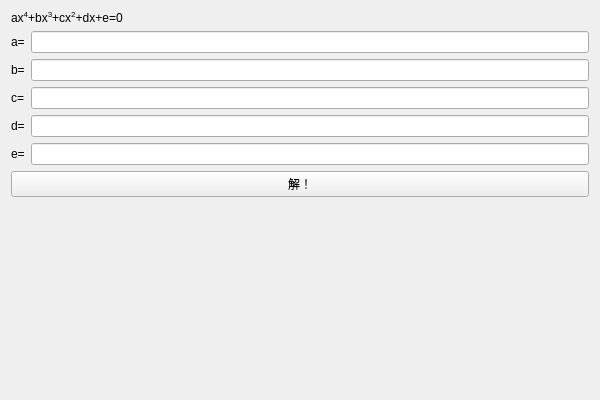
Old version of the form src/widgets/cubicequationcalculatorwidget.ui in the repository LiuJunyu2006/awesome-equation-assistant.
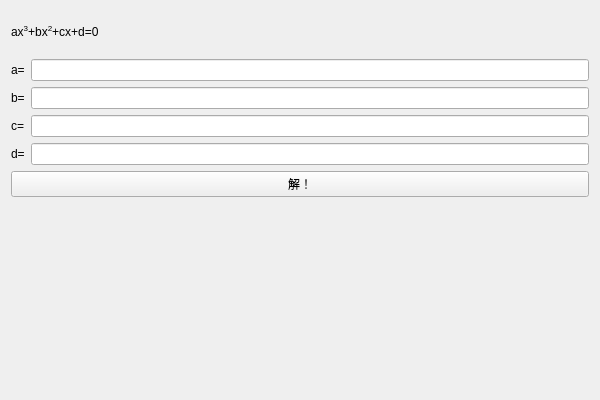
New version of the form. Custom widgets are drawn as their Qt base class.

Patch:
```diff
--- a/src/widgets/cubicequationcalculatorwidget.ui
+++ b/src/widgets/cubicequationcalculatorwidget.ui
@@ -13,76 +13,69 @@
   <property name="windowTitle">
    <string>一元四次方程</string>
   </property>
-  <layout class="QGridLayout" name="gridLayout">
+  <layout class="QGridLayout" name="gridLayout_3">
    <item row="0" column="0">
-    <layout class="QGridLayout" name="gridLayout_3">
+    <layout class="QGridLayout" name="gridLayout_2">
+     <item row="0" column="0">
+      <widget class="QLabel" name="label">
+       <property name="text">
+        <string notr="true">&lt;html&gt;&lt;head/&gt;&lt;body&gt;&lt;p&gt;ax&lt;span style=&quot; vertical-align:super;&quot;&gt;3&lt;/span&gt;+bx&lt;span style=&quot; vertical-align:super;&quot;&gt;2&lt;/span&gt;+cx+d=0&lt;/p&gt;&lt;/body&gt;&lt;/html&gt;</string>
+       </property>
+      </widget>
+     </item>
      <item row="1" column="0">
-      <layout class="QGridLayout" name="gridLayout_4">
-       <item row="2" column="1">
-        <widget class="QLineEdit" name="lineEditC">
-         <property name="text">
-          <string notr="true"/>
-         </property>
-        </widget>
-       </item>
+      <layout class="QGridLayout" name="gridLayout">
        <item row="2" column="0">
-        <widget class="QLabel" name="label_7">
+        <widget class="QLabel" name="label_4">
          <property name="text">
           <string notr="true">c=</string>
          </property>
         </widget>
        </item>
-       <item row="1" column="0">
-        <widget class="QLabel" name="label_9">
-         <property name="text">
-          <string notr="true">b=</string>
-         </property>
-        </widget>
-       </item>
-       <item row="1" column="1">
-        <widget class="QLineEdit" name="lineEditB">
+       <item row="0" column="1">
+        <widget class="QLineEdit" name="lineEditA">
          <property name="text">
           <string notr="true"/>
          </property>
         </widget>
        </item>
        <item row="0" column="0">
-        <widget class="QLabel" name="label_8">
+        <widget class="QLabel" name="label_2">
          <property name="text">
           <string notr="true">a=</string>
          </property>
         </widget>
        </item>
-       <item row="3" column="1">
-        <widget class="QLineEdit" name="lineEditD">
+       <item row="1" column="1">
+        <widget class="QLineEdit" name="lineEditB">
+         <property name="text">
+          <string notr="true"/>
+         </property>
+        </widget>
+       </item>
+       <item row="1" column="0">
+        <widget class="QLabel" name="label_3">
+         <property name="text">
+          <string notr="true">b=</string>
+         </property>
+        </widget>
+       </item>
+       <item row="2" column="1">
+        <widget class="QLineEdit" name="lineEditC">
          <property name="text">
           <string notr="true"/>
          </property>
         </widget>
        </item>
        <item row="3" column="0">
-        <widget class="QLabel" name="label_10">
+        <widget class="QLabel" name="label_5">
          <property name="text">
           <string notr="true">d=</string>
          </property>
         </widget>
        </item>
-       <item row="0" column="1">
-        <widget class="QLineEdit" name="lineEditA">
-         <property name="text">
-          <string notr="true"/>
-         </property>
-        </widget>
-       </item>
-       <item row="4" column="0">
-        <widget class="QLabel" name="label_11">
-         <property name="text">
-          <string notr="true">e=</string>
-         </property>
-        </widget>
-       </item>
-       <item row="4" column="1">
-        <widget class="QLineEdit" name="lineEditE">
+       <item row="3" column="1">
+        <widget class="QLineEdit" name="lineEditD">
          <property name="text">
           <string notr="true"/>
          </property>
@@ -97,13 +90,6 @@
        </property>
       </widget>
      </item>
-     <item row="0" column="0">
-      <widget class="QLabel" name="label_6">
-       <property name="text">
-        <string notr="true">&lt;html&gt;&lt;head/&gt;&lt;body&gt;&lt;p&gt;ax&lt;span style=&quot; vertical-align:super;&quot;&gt;4&lt;/span&gt;+bx&lt;span style=&quot; vertical-align:super;&quot;&gt;3&lt;/span&gt;+cx&lt;span style=&quot; vertical-align:super;&quot;&gt;2&lt;/span&gt;+dx+e=0&lt;/p&gt;&lt;/body&gt;&lt;/html&gt;</string>
-       </property>
-      </widget>
-     </item>
     </layout>
    </item>
    <item row="1" column="0">
```
Left out of the diff: 4 changed lines with no effect on the pictures.
